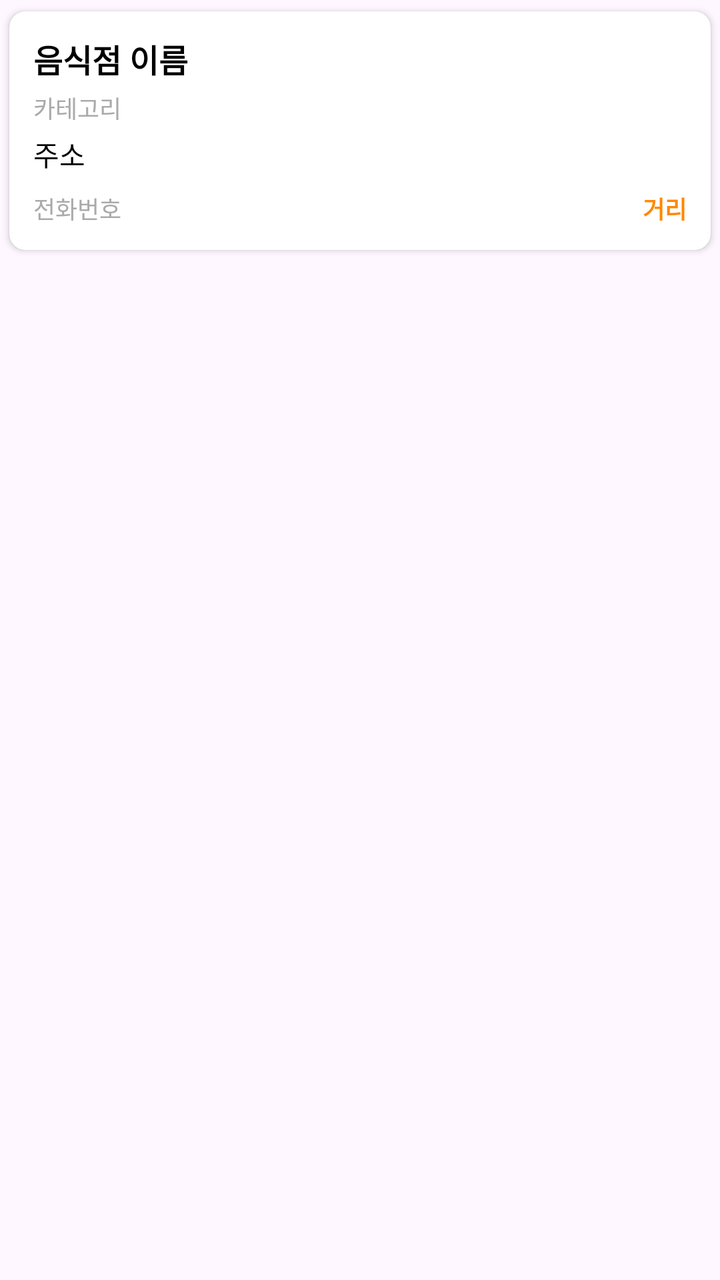
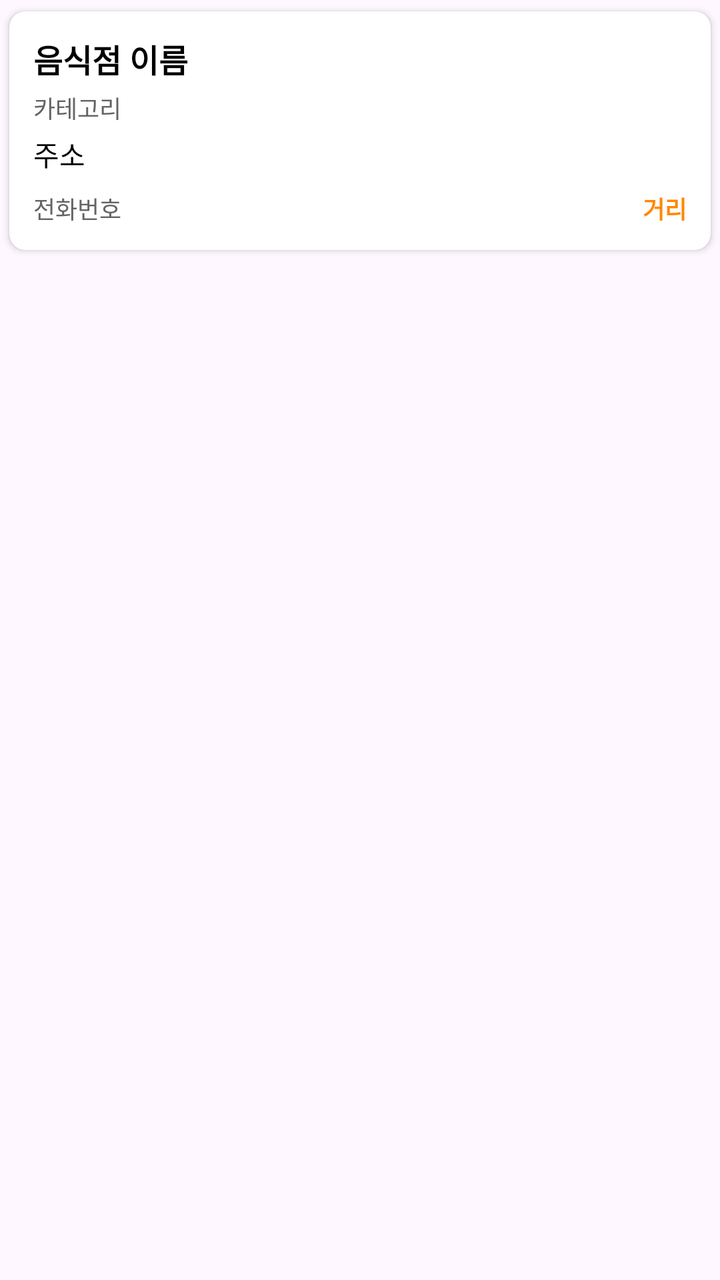

The first picture is an Android layout as it rendered before a commit; the second is the same layout after the commit. The layout source and the unified diff follow.
<!-- AndroidManifest.xml: application theme Theme.Molip_1st -->
<!-- res/layout/item_place.xml -->
<?xml version="1.0" encoding="utf-8"?>
<FrameLayout xmlns:android="http://schemas.android.com/apk/res/android"
    xmlns:app="http://schemas.android.com/apk/res-auto"
    android:layout_width="match_parent"
    android:layout_height="wrap_content"
    android:layout_margin="8dp">

    
    
    <androidx.cardview.widget.CardView
        android:id="@+id/leftSwipeBackground"
        android:layout_width="match_parent"
        android:layout_height="match_parent"
        android:layout_gravity="center"
        android:visibility="gone"
        app:cardBackgroundColor="#FF9800"
        app:cardCornerRadius="8dp"
        app:cardElevation="0dp"
        app:cardUseCompatPadding="true">
        <LinearLayout
            android:layout_width="match_parent"
            android:layout_height="match_parent"
            android:gravity="center_vertical|end"
            android:orientation="horizontal"
            android:paddingEnd="24dp"
            android:paddingStart="24dp">
            <TextView
                android:layout_width="wrap_content"
                android:layout_height="wrap_content"
                android:text="상세정보"
                android:textColor="@android:color/white"
                android:textSize="20sp"
                android:textStyle="bold"
                android:shadowColor="#80000000"
                android:shadowDx="2"
                android:shadowDy="2"
                android:shadowRadius="3" />
        </LinearLayout>
    </androidx.cardview.widget.CardView>

    
    <androidx.cardview.widget.CardView
        android:id="@+id/rightSwipeBackground"
        android:layout_width="match_parent"
        android:layout_height="match_parent"
        android:layout_gravity="center"
        android:visibility="gone"
        app:cardBackgroundColor="#FF9800"
        app:cardCornerRadius="8dp"
        app:cardElevation="0dp"
        app:cardUseCompatPadding="true">
        <LinearLayout
            android:layout_width="match_parent"
            android:layout_height="match_parent"
            android:gravity="center_vertical|start"
            android:orientation="horizontal"
            android:paddingStart="24dp"
            android:paddingEnd="24dp">
            <TextView
                android:layout_width="wrap_content"
                android:layout_height="wrap_content"
                android:text="길찾기"
                android:textColor="@android:color/white"
                android:textSize="20sp"
                android:textStyle="bold"
                android:shadowColor="#80000000"
                android:shadowDx="2"
                android:shadowDy="2"
                android:shadowRadius="3" />
        </LinearLayout>
    </androidx.cardview.widget.CardView>

    
    <androidx.cardview.widget.CardView
        android:id="@+id/itemCard"
        android:layout_width="match_parent"
        android:layout_height="wrap_content"
        android:elevation="5dp"
        app:cardCornerRadius="8dp"
        app:cardUseCompatPadding="true">

        <LinearLayout
            android:id="@+id/itemContent"
            android:layout_width="match_parent"
            android:layout_height="wrap_content"
            android:orientation="vertical"
            android:padding="12dp"
            android:background="?android:attr/selectableItemBackground">

            
            <TextView
                android:id="@+id/placeNameText"
                android:layout_width="match_parent"
                android:layout_height="wrap_content"
                android:text="음식점 이름"
                android:textSize="16sp"
                android:textStyle="bold"
                android:textColor="@android:color/black" />

            
            <TextView
                android:id="@+id/categoryText"
                android:layout_width="wrap_content"
                android:layout_height="wrap_content"
                android:layout_marginTop="4dp"
                android:text="카테고리"
                android:textSize="12sp"
                android:textColor="@android:color/darker_gray" />

            
            <TextView
                android:id="@+id/addressText"
                android:layout_width="match_parent"
                android:layout_height="wrap_content"
                android:layout_marginTop="4dp"
                android:text="주소"
                android:textSize="14sp"
                android:textColor="@android:color/black"
                android:maxLines="2"
                android:ellipsize="end" />

            
            <LinearLayout
                android:layout_width="match_parent"
                android:layout_height="wrap_content"
                android:layout_marginTop="8dp"
                android:orientation="horizontal"
                android:gravity="center_vertical">

                <TextView
                    android:id="@+id/phoneText"
                    android:layout_width="0dp"
                    android:layout_height="wrap_content"
                    android:layout_weight="1"
                    android:text="전화번호"
                    android:textSize="12sp"
                    android:textColor="@android:color/darker_gray"
                    android:maxLines="1"
                    android:ellipsize="end" />

                <TextView
                    android:id="@+id/distanceText"
                    android:layout_width="wrap_content"
                    android:layout_height="wrap_content"
                    android:text="거리"
                    android:textSize="12sp"
                    android:textStyle="bold"
                    android:textColor="@android:color/holo_orange_dark" />
            </LinearLayout>
        </LinearLayout>
    </androidx.cardview.widget.CardView>
</FrameLayout>
<!-- resources referenced by this layout -->
<resources>
  <style name="Theme.Molip_1st" parent="Base.Theme.Molip_1st" />
  <style name="Base.Theme.Molip_1st" parent="Theme.Material3.DayNight.NoActionBar">
          
          
      </style>
</resources>

<!-- the commit's change to res/layout/item_place.xml (unified diff, before → after) -->
@@ -105,7 +105,7 @@
                 android:layout_marginTop="4dp"
                 android:text="카테고리"
                 android:textSize="12sp"
-                android:textColor="@android:color/darker_gray" />
+                android:textColor="#646464" />
 
             
             <TextView
@@ -115,7 +115,7 @@
                 android:layout_marginTop="4dp"
                 android:text="주소"
                 android:textSize="14sp"
-                android:textColor="@android:color/black"
+                android:textColor="@color/black"
                 android:maxLines="2"
                 android:ellipsize="end" />
 
@@ -134,7 +134,7 @@
                     android:layout_weight="1"
                     android:text="전화번호"
                     android:textSize="12sp"
-                    android:textColor="@android:color/darker_gray"
+                    android:textColor="#646464"
                     android:maxLines="1"
                     android:ellipsize="end" />
 
<!-- resource entries referenced after the edit -->
@@ -1,5 +1,6 @@
 <!-- resources referenced by this layout -->
 <resources>
+  <color name="black">#FF000000</color>
   <style name="Theme.Molip_1st" parent="Base.Theme.Molip_1st" />
   <style name="Base.Theme.Molip_1st" parent="Theme.Material3.DayNight.NoActionBar">
           
